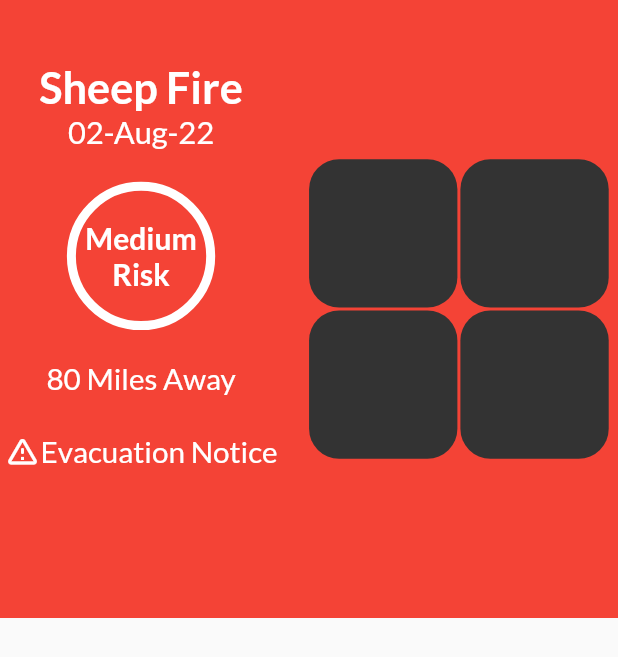
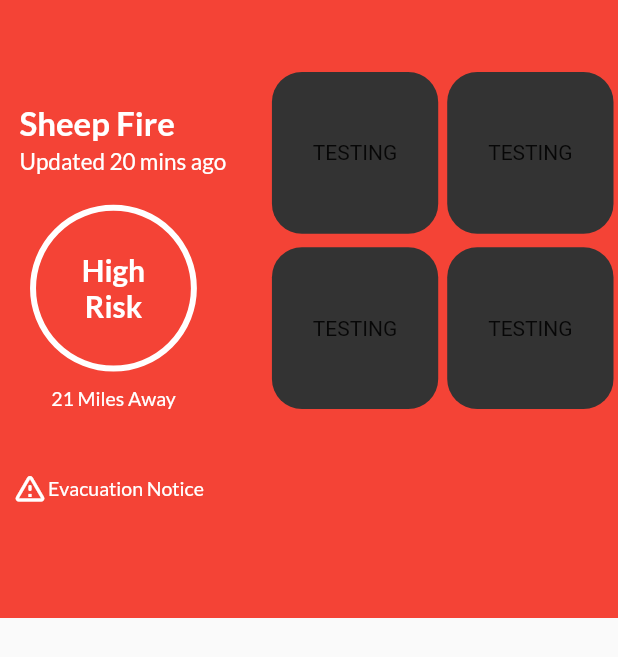
Before and after one commit to asfandalavi75/fire_notice_widget, a Flutter app: the screen it shows after launch, on a phone screen of 412 x 824 dp. Shown: the top 657 px of the screen. Run offline on Flutter 3.47's test engine with Material 2 defaults, Android fonts, the phone set to English and light mode, and no system bars; our stand-ins replace google_fonts.

Commit message:
Made robust tile widget to display data, Added color changing, UI in prog(needs review and clean-up)

```diff
--- a/lib/classes/feed.dart
+++ b/lib/classes/feed.dart
@@ -191,7 +191,7 @@ Feed generateFeedInst() {
     ..isDelete = 0
     ..titleTrim = "trim"
     ..createdDate = "01-Aug-22"
-    ..updatedDate = "02-Aug-22"
+    ..updatedDate = "Updated 20 mins ago"
     ..incidentTypeCategory = "Bad"
     ..noOfLikes = 5
     ..recentFlag = 1
@@ -202,7 +202,7 @@ Feed generateFeedInst() {
     ..kount = 42
     ..incidentId = 1445122
     ..isMarkerSelected = true
-    ..distance = 80
+    ..distance = 21
     ..discoveryAcres = 22.1
     ..percentContained = 65
     ..estimatedCostToDate = 4500040
--- /dev/null
+++ b/lib/components/black_data_tile.dart
@@ -0,0 +1,23 @@
+import 'package:flutter/material.dart';
+
+class BlackDataTile extends StatefulWidget {
+  BlackDataTile({Key? key}) : super(key: key);
+
+  @override
+  State<BlackDataTile> createState() => _BlackDataTileState();
+}
+
+class _BlackDataTileState extends State<BlackDataTile> {
+  @override
+  Widget build(BuildContext context) {
+    double screenHeight = MediaQuery.of(context).size.height;
+    double screenWidth = MediaQuery.of(context).size.width;
+    return Container(
+      margin: EdgeInsets.fromLTRB(0, 3, 3, 3),
+      decoration: const BoxDecoration(
+          color: Color.fromRGBO(51, 51, 51, 1),
+          borderRadius: BorderRadius.all(Radius.circular(20))),
+      child: Center(child: Text('TESTING')),
+    );
+  }
+}
--- a/lib/components/risk_flag_widget.dart
+++ b/lib/components/risk_flag_widget.dart
@@ -2,9 +2,20 @@ import 'package:flutter/material.dart';
 import '../classes/feed.dart';
 import './risk_level_widget.dart';
 import 'package:google_fonts/google_fonts.dart';
+import 'black_data_tile.dart';
 
 class RiskFlagWidget extends StatelessWidget {
   const RiskFlagWidget({Key? key}) : super(key: key);
+
+  Color _getRiskColor(double? dist) {
+    if (dist! < 50) {
+      return Colors.red;
+    } else if (50 < dist && dist < 100) {
+      return Colors.yellow;
+    } else {
+      return Colors.lightGreen;
+    }
+  }
 
   @override
   Widget build(BuildContext context) {
@@ -14,42 +25,59 @@ class RiskFlagWidget extends StatelessWidget {
     Feed test = generateFeedInst();
     return Container(
       height: screenHeight * 0.5,
-      color: Colors.red,
+      color: _getRiskColor(test.distance),
       child: Row(
         children: [
-          Container(
-            margin: EdgeInsets.fromLTRB(3, (screenHeight * 0.05), 20, 0),
+          SizedBox(
+            width: screenWidth * 0.44,
             child: Column(
               children: [
-                Text(
+                Expanded(
+                  flex: 2,
+                  child: Container(
+                    alignment: Alignment.bottomLeft,
+                    // color: Color.fromRGBO(32, 41, 17, 0.4),
+                    child: Padding(
+                      padding: const EdgeInsets.only(left: 13, bottom: 4),
+                      child: Text(
                         test.title.toString(),
                         style: GoogleFonts.lato(
                           fontWeight: FontWeight.w600,
-                    fontSize: MediaQuery.of(context).size.width * 0.07,
+                          fontSize: 22,
                           color: Colors.white,
                         ),
                       ),
-                Text(
+                    ),
+                  ),
+                ),
+                Container(
+                  width: double.infinity,
+                  padding: EdgeInsets.only(left: 13),
+                  // color: Color.fromRGBO(22, 131, 237, 0.4),
+                  // margin: EdgeInsets.only(left: 10),
+                  child: Text(
                     test.updatedDate.toString(),
                     style: GoogleFonts.lato(
                       fontWeight: FontWeight.w500,
-                    fontSize: MediaQuery.of(context).size.width * 0.05,
+                      fontSize: 15,
                       color: Colors.white,
                     ),
                   ),
-                RiskLevelWidget(dist: test.distance),
-                Text(
-                  (test.distance!.toInt()).toString() + " Miles Away",
-                  style: GoogleFonts.lato(
-                    fontWeight: FontWeight.w500,
-                    fontSize: MediaQuery.of(context).size.width * 0.048,
-                    color: Colors.white,
                 ),
+                Expanded(
+                  flex: 4,
+                  child: Container(
+                      padding: EdgeInsets.only(top: 10, right: 10),
+                      // color: Color.fromRGBO(32, 41, 197, 0.4),
+                      child: RiskLevelWidget(dist: test.distance)),
                 ),
-                SizedBox(
-                  height: screenHeight * 0.03,
-                ),
-                Row(
+                Expanded(
+                  flex: 2,
+                  child: Container(
+                    alignment: Alignment.topCenter,
+                    padding: const EdgeInsets.only(left: 8),
+                    // color: Color.fromRGBO(32, 41, 17, 0.4),
+                    child: Row(
                       children: [
                         const Icon(
                           Icons.warning_amber_rounded,
@@ -59,57 +87,43 @@ class RiskFlagWidget extends StatelessWidget {
                           "Evacuation Notice",
                           style: GoogleFonts.lato(
                             fontWeight: FontWeight.w500,
-                        fontSize: MediaQuery.of(context).size.width * 0.048,
+                            fontSize: 13,
                             color: Colors.white,
                           ),
                         ),
                       ],
                     ),
+                  ),
+                ),
               ],
             ),
           ),
+
+          ///Right Side
+
           Column(
-            mainAxisAlignment: MainAxisAlignment.center,
             children: [
-              Container(
-                margin: EdgeInsets.all(1),
-                decoration: const BoxDecoration(
-                    color: Color.fromRGBO(51, 51, 51, 1),
-                    borderRadius: BorderRadius.all(Radius.circular(20))),
-                width: screenHeight * 0.12,
-                height: screenHeight * 0.12,
+              Padding(
+                padding: const EdgeInsets.only(top: 45),
+                child: Container(
+                  // color: Color.fromRGBO(32, 41, 17, 0.4),
+                  width: screenWidth * 0.56,
+                  height: screenHeight * 0.4,
+                  child: GridView.count(
+                    crossAxisSpacing: 3,
+                    mainAxisSpacing: 3,
+                    crossAxisCount: 2,
+                    children: <Widget>[
+                      BlackDataTile(),
+                      BlackDataTile(),
+                      BlackDataTile(),
+                      BlackDataTile(),
+                    ],
                   ),
-              Container(
-                margin: EdgeInsets.all(1),
-                decoration: const BoxDecoration(
-                    color: Color.fromRGBO(51, 51, 51, 1),
-                    borderRadius: BorderRadius.all(Radius.circular(20))),
-                width: screenHeight * 0.12,
-                height: screenHeight * 0.12,
+                ),
               ),
             ],
-          ),
-          Column(
-            mainAxisAlignment: MainAxisAlignment.center,
-            children: [
-              Container(
-                margin: EdgeInsets.all(1),
-                decoration: const BoxDecoration(
-                    color: Color.fromRGBO(51, 51, 51, 1),
-                    borderRadius: BorderRadius.all(Radius.circular(20))),
-                width: screenHeight * 0.12,
-                height: screenHeight * 0.12,
-              ),
-              Container(
-                margin: EdgeInsets.all(1),
-                decoration: const BoxDecoration(
-                    color: Color.fromRGBO(51, 51, 51, 1),
-                    borderRadius: BorderRadius.all(Radius.circular(20))),
-                width: screenHeight * 0.12,
-                height: screenHeight * 0.12,
-              ),
-            ],
-          ),
+          )
         ],
       ),
     );
--- a/lib/components/risk_level_widget.dart
+++ b/lib/components/risk_level_widget.dart
@@ -8,14 +8,19 @@ class RiskLevelWidget extends StatelessWidget {
 
   @override
   Widget build(BuildContext context) {
+    double screenHeight = MediaQuery.of(context).size.height;
+    double screenWidth = MediaQuery.of(context).size.width;
+
     String level = calcRisk(dist);
-    return Container(
-      width: MediaQuery.of(context).size.height * 0.12,
-      height: MediaQuery.of(context).size.height * 0.12,
-      margin: const EdgeInsets.all(20),
+    return Column(
+      children: [
+        Container(
+          width: screenHeight * 0.135,
+          height: screenHeight * 0.135,
+          margin: const EdgeInsets.fromLTRB(0, 10, 20, 10),
           decoration: BoxDecoration(
               shape: BoxShape.circle,
-          border: Border.all(width: 6, color: Colors.white)),
+              border: Border.all(width: 4, color: Colors.white)),
           child: Center(
             child: Text(
               level,
@@ -25,7 +30,21 @@ class RiskLevelWidget extends StatelessWidget {
                 color: Colors.white,
               ),
               textAlign: TextAlign.center,
-      )),
+            ),
+          ),
+        ),
+        Container(
+          padding: const EdgeInsets.only(right: 20),
+          child: Text(
+            (dist.toInt()).toString() + " Miles Away",
+            style: GoogleFonts.lato(
+              fontWeight: FontWeight.w500,
+              fontSize: 13,
+              color: Colors.white,
+            ),
+          ),
+        ),
+      ],
     );
   }
 }
```
Lines whose indentation alone changed are shown as unchanged.
